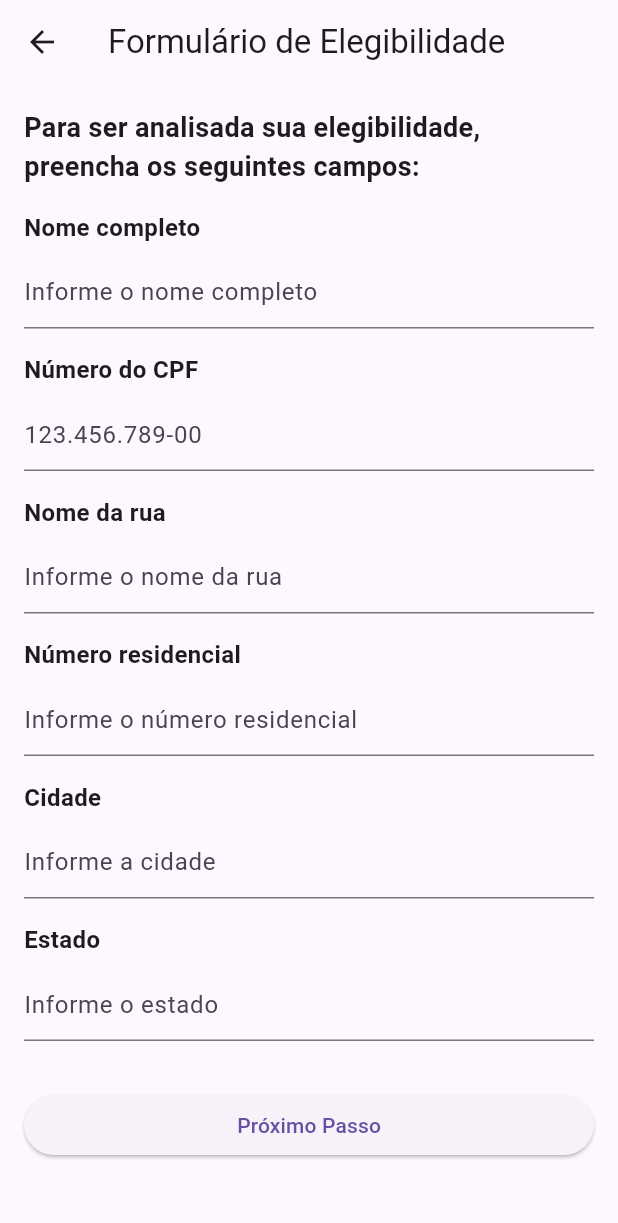
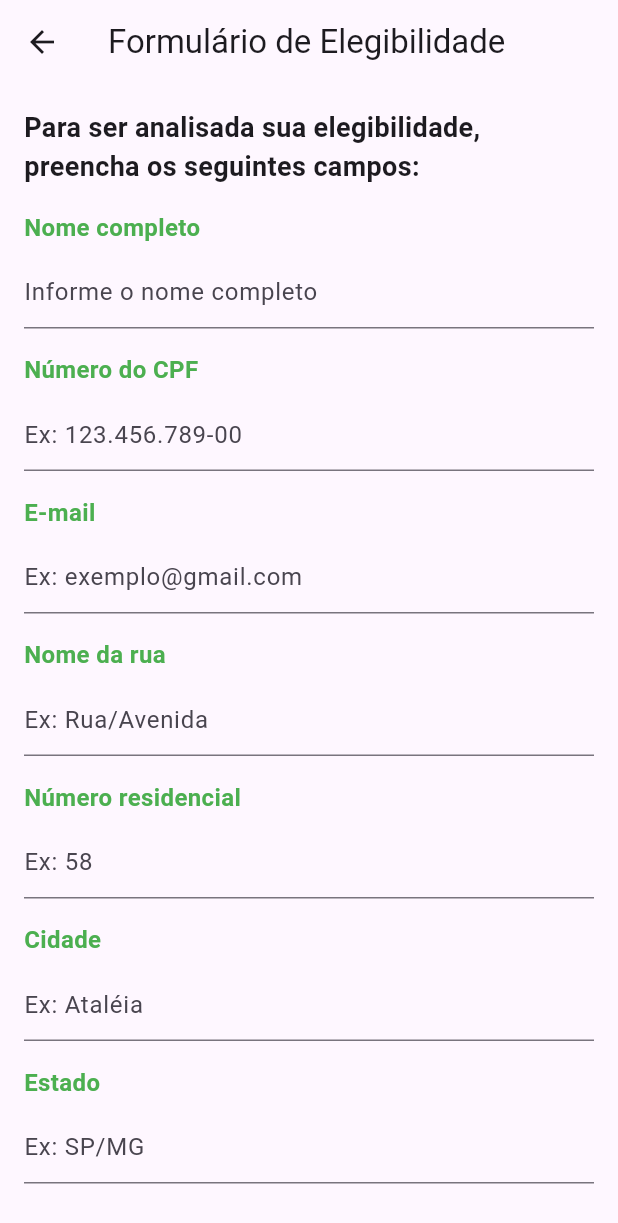
Before and after one commit to Ava-Dynamics/MediAcesso, a Flutter app: the screen it shows after launch, after a tap on "Quero me cadastrar", on a phone screen of 412 x 824 dp. Shown: the top 1223 px of the screen. Run offline on Flutter 3.47's test engine with Material 3 defaults, Android fonts, the phone set to English and light mode, and no system bars; our stand-ins replace image_picker, permission_handler; missing offline and left inert: validadores.

Commit message:
Ajuste style
Foi ajustado a parte de design do app, escrita e cores. Tambem foi criado a nova camada de login.

```diff
--- a/health_4_all/lib/features/attachPage/attach_page_view.dart
+++ b/health_4_all/lib/features/attachPage/attach_page_view.dart
@@ -100,7 +100,9 @@ class _AttachPageViewState extends State<AttachPageView> {
                           ),
                         );
                       },
-                      child: const Text('Concluir'),
+                      child: const Text('Concluir',
+                      style: TextStyle(color: Colors.green)
+                      ),
                     ),
                   ],
                 ),
--- a/health_4_all/lib/features/formElegibility/form_elegibility_view.dart
+++ b/health_4_all/lib/features/formElegibility/form_elegibility_view.dart
@@ -29,11 +29,9 @@ class _FormElegibilityViewState extends State<FormElegibilityView> {
   void _formatCPF() {
     String unformattedCPF = _cpfController.text.replaceAll(RegExp(r'\D'), '');
 
-  // Atualiza o modelo com o valor não formatado
     viewModel.numeroCpf = unformattedCPF;
     viewModel.updateCpfValidation(unformattedCPF);
 
-  // Atualiza a exibição com o CPF formatado
     int newCursorPosition = _cpfController.text.length;
     _cpfController.value = _cpfController.value.copyWith(
       text: _formattedCPF(unformattedCPF),
@@ -78,17 +76,20 @@ String _formattedCPF(String unformattedCPF) {
               _buildTextFieldWithLabel('Nome completo', 'Informe o nome completo', TextEditingController(), onChanged: (value) {
                 viewModel.nomeCompleto = value;
               }),
-              _buildCPFTextField(), // Usando a função específica para CPF
-              _buildTextFieldWithLabel('Nome da rua', 'Informe o nome da rua', TextEditingController(), onChanged: (value) {
+              _buildCPFTextField(),
+              _buildTextFieldWithLabel('E-mail', 'Ex: exemplo@gmail.com', TextEditingController(), onChanged: (value) {
+                viewModel.nomeCompleto = value;
+              }),
+              _buildTextFieldWithLabel('Nome da rua', 'Ex: Rua/Avenida', TextEditingController(), onChanged: (value) {
                 viewModel.nomeRua = value;
               }),
-              _buildTextFieldWithLabel('Número residencial', 'Informe o número residencial', TextEditingController(), onChanged: (value) {
+              _buildTextFieldWithLabel('Número residencial', 'Ex: 58', TextEditingController(), onChanged: (value) {
                 viewModel.numeroResidencial = value;
               }),
-              _buildTextFieldWithLabel('Cidade', 'Informe a cidade', TextEditingController(), onChanged: (value) {
+              _buildTextFieldWithLabel('Cidade', 'Ex: Ataléia', TextEditingController(), onChanged: (value) {
                 viewModel.cidade = value;
               }),
-              _buildTextFieldWithLabel('Estado', 'Informe o estado', TextEditingController(), onChanged: (value) {
+              _buildTextFieldWithLabel('Estado', 'Ex: SP/MG', TextEditingController(), onChanged: (value) {
                 viewModel.estado = value;
               }),
               const SizedBox(height: 16.0),
@@ -96,7 +97,9 @@ String _formattedCPF(String unformattedCPF) {
                 onPressed: () {
                   _submitForm(context);
                 },
-                child: const Text('Próximo Passo'),
+                child: const Text('Próximo Passo',
+                style: TextStyle(color: Colors.green),
+                ),
               ),
             ],
           ),
@@ -111,9 +114,10 @@ String _formattedCPF(String unformattedCPF) {
       children: [
         Text(
           label,
-          style: const TextStyle(
+          style: TextStyle(
             fontSize: 16.0,
             fontWeight: FontWeight.bold,
+            color: Colors.green,
           ),
         ),
         const SizedBox(height: 8.0),
@@ -135,9 +139,10 @@ String _formattedCPF(String unformattedCPF) {
       children: [
         Text(
           'Número do CPF',
-          style: const TextStyle(
+          style: TextStyle(
             fontSize: 16.0,
             fontWeight: FontWeight.bold,
+            color: Colors.green,
           ),
         ),
         const SizedBox(height: 8.0),
@@ -148,7 +153,7 @@ String _formattedCPF(String unformattedCPF) {
             viewModel.updateCpfValidation(value);
           },
           decoration: InputDecoration(
-            hintText: '123.456.789-00',
+            hintText: 'Ex: 123.456.789-00',
           ),
         ),
         const SizedBox(height: 16.0),
--- a/health_4_all/lib/features/formMedications/form_medications_view.dart
+++ b/health_4_all/lib/features/formMedications/form_medications_view.dart
@@ -64,7 +64,9 @@ class _FormMedicationsViewState extends State<FormMedicationsView> {
                         _sendForm(model);
                         _navigateToAttachPage(); // Chame a função para navegar para AttachPageView
                       },
-                      child: const Text('Próximo Passo'),
+                      child: const Text('Próximo Passo',
+                      style: TextStyle(color: Colors.green)
+                      ),
                     ),
                   ],
                 ),
--- a/health_4_all/lib/features/welcomeHome/welcome_home_view.dart
+++ b/health_4_all/lib/features/welcomeHome/welcome_home_view.dart
@@ -18,15 +18,25 @@ class WelcomeHomeView extends StatelessWidget {
           mainAxisAlignment: MainAxisAlignment.center,
           children: [
             Text(
-              'Bem-vindo(a) ao MediFarma Delivery',
+              'Bem-vindo(a) ao MediFarma Delivery!',
               textAlign: TextAlign.center,
               style: TextStyle(
                 fontSize: 24,
                 fontWeight: FontWeight.bold,
-                color: Colors.blue,
+                color: Colors.black,
               ),
             ),
-            SizedBox(height: 240),
+            SizedBox(height: 100),
+            Text(
+              'Oferecemos medicamentos gratuitamente para o tratamento de condições como diabetes, asma, e outras, destinados às pessoas com mobilidade reduzida.',
+              textAlign: TextAlign.center,
+              style: TextStyle(
+                fontSize: 14,
+                fontWeight: FontWeight.bold,
+                color: Colors.green,
+              ),
+            ),
+            SizedBox(height: 100),
             ElevatedButton(
               onPressed: () {
                 Navigator.push(
@@ -34,14 +44,20 @@ class WelcomeHomeView extends StatelessWidget {
                   MaterialPageRoute(builder: (context) => const FormElegibilityView()),
                 );
               },
-              child: Text('Quero me cadastrar'),
+              child: Text(
+                'Quero me cadastrar',
+                style: TextStyle(color: Colors.green), // Alteração da cor do texto para verde
+              ),
             ),
             SizedBox(height: 20),
             ElevatedButton(
               onPressed: () {
                 print('Já sou cadastrado pressionado');
               },
-              child: Text('Já sou cadastrado'),
+              child: Text(
+                'Já sou cadastrado',
+                style: TextStyle(color: Colors.green), // Alteração da cor do texto para verde
+              ),
             ),
           ],
         ),
```
Also changed, not shown: health_4_all/lib/features/login/login_model.dart (added), health_4_all/lib/features/login/login_view.dart (added), health_4_all/lib/features/login/login_view_model.dart (added), 1 other file. Lines whose indentation alone changed are shown as unchanged.
